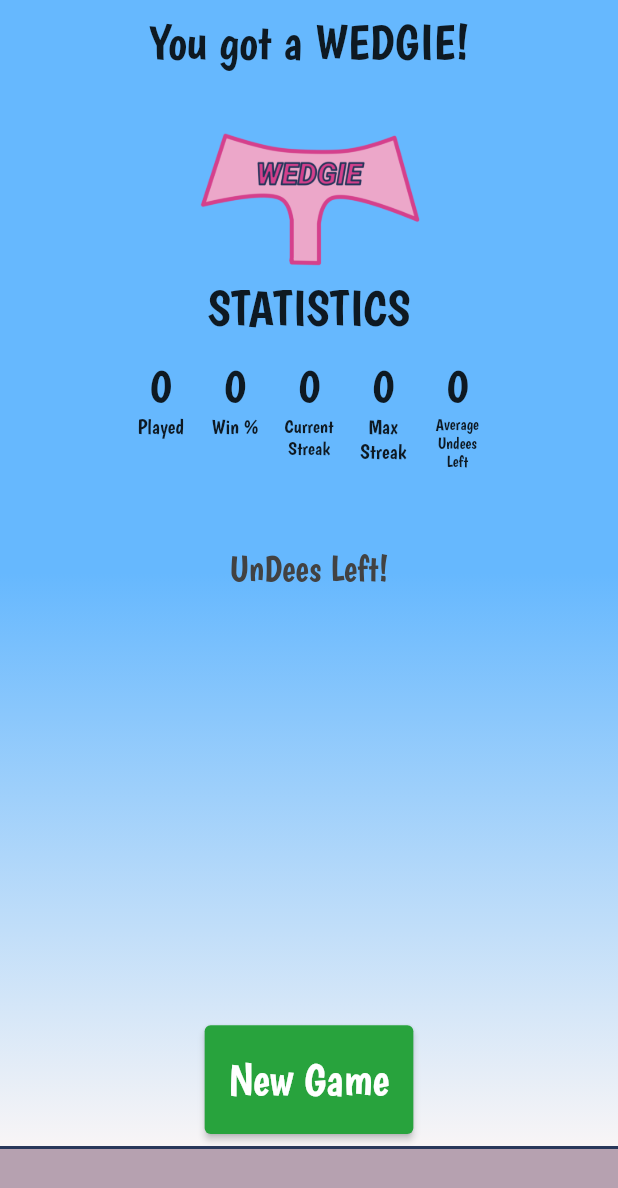
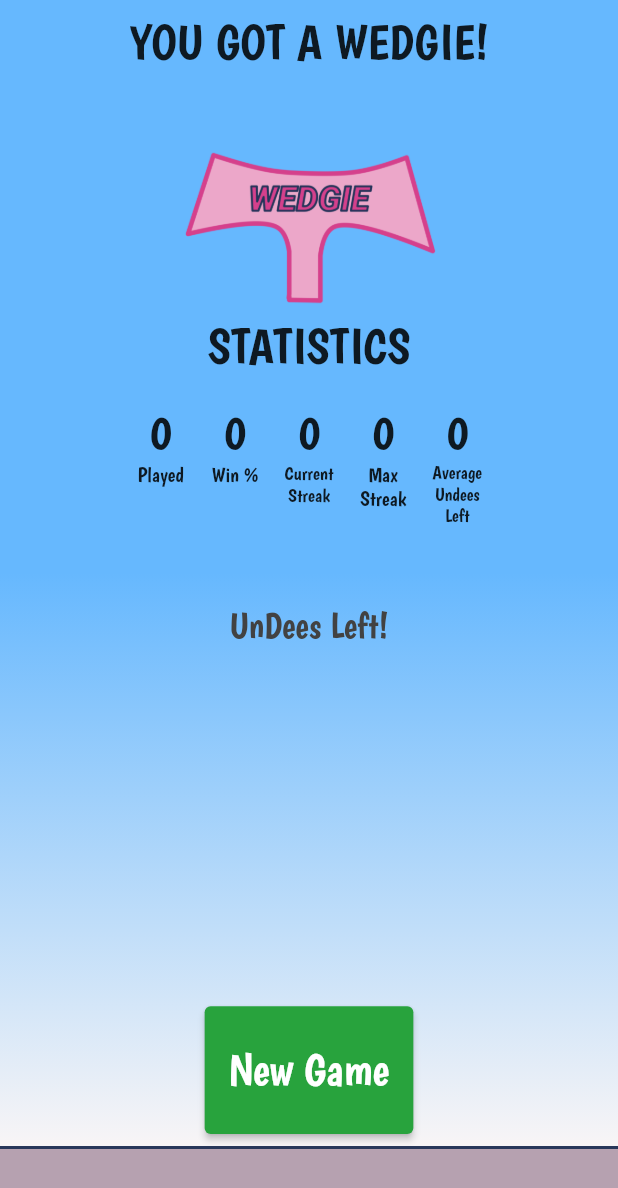
Before and after one commit to emac62/hang7, a Flutter app: the EndOfGame screen opened by its route, on a phone screen of 412 x 824 dp. Shown: the top 1188 px of the screen. Run offline on Flutter 3.47's test engine with Material 2 defaults, Android fonts, the light colour scheme and no system bars; our stand-ins replace charts_flutter, shared_preferences; accounts and stored records are empty.

Commit message:
eog positioning

```diff
--- a/lib/end_of_game.dart
+++ b/lib/end_of_game.dart
@@ -48,8 +48,8 @@ class _EndOfGameState extends State<EndOfGame> {
                               SizeConfig.blockSizeHorizontal * 2),
                           child: Text(
                             notifier.gameWon
-                                ? "UnDees Saved!"
-                                : "You got a WEDGIE!",
+                                ? "UnDees SAVED!"
+                                : "YOU GOT A WEDGIE!",
                             textAlign: TextAlign.center,
                             style: TextStyle(
                                 fontFamily: "Boogaloo",
@@ -80,7 +80,7 @@ class _EndOfGameState extends State<EndOfGame> {
                           ),
                         ),
                         Expanded(
-                            flex: 4,
+                            flex: 3,
                             child: StatsBarChart(
                               orientation: orientation,
                             )),
```
